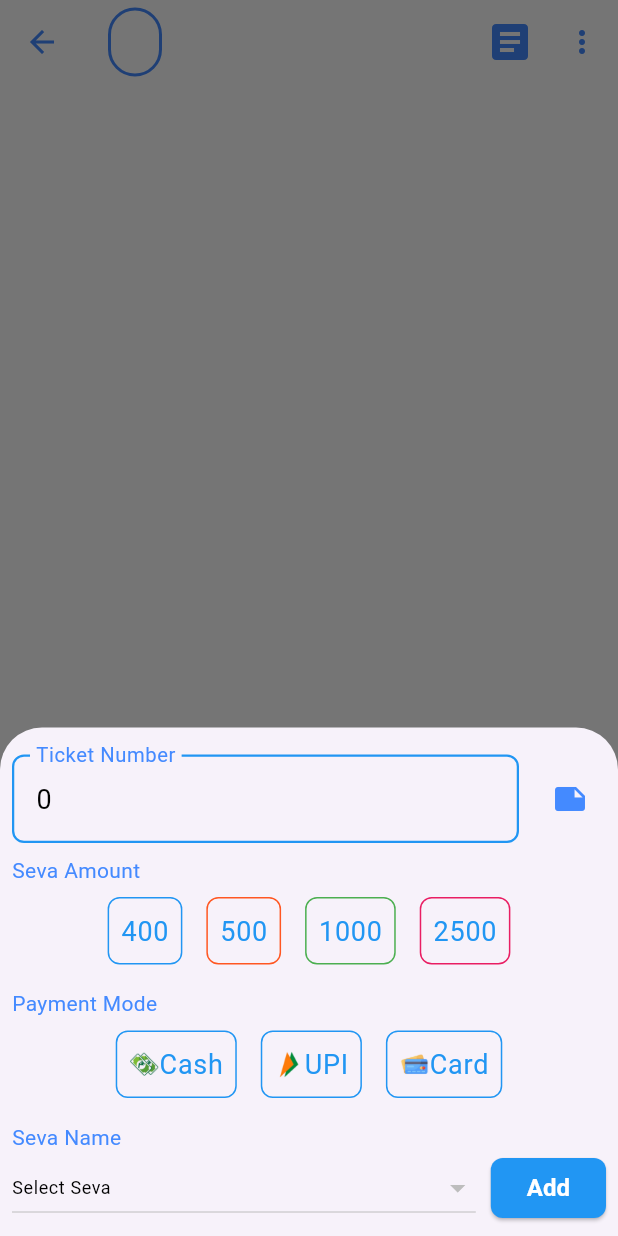
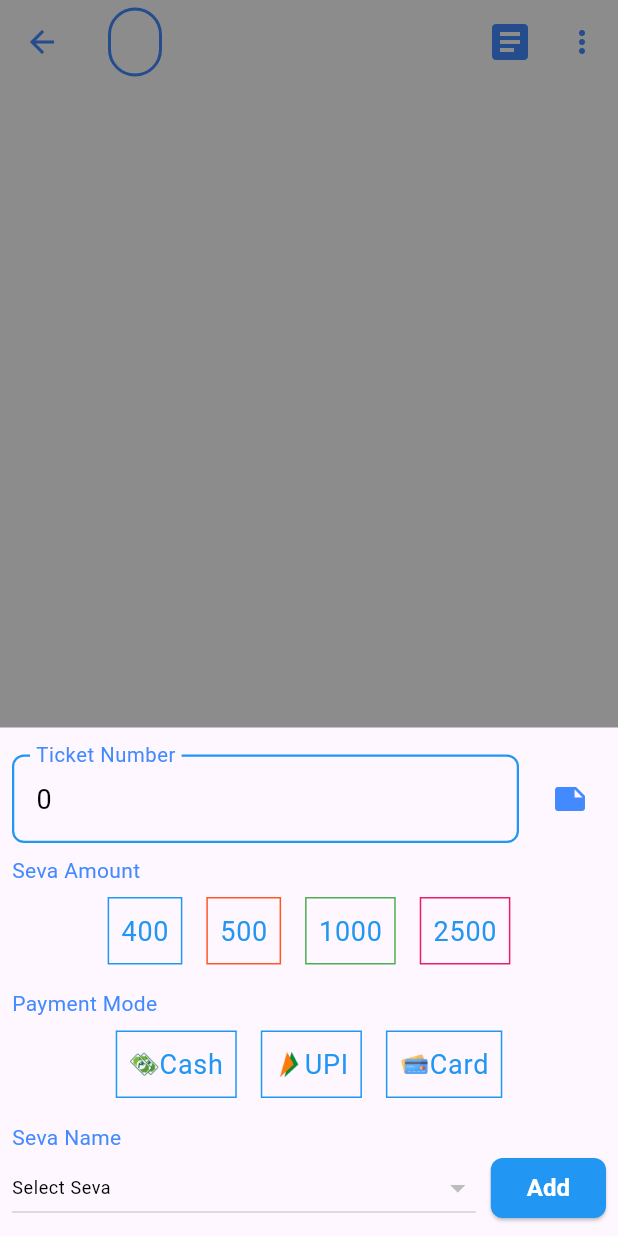
Before and after one commit to jayantadn/vkhillseva, a Flutter app: the TicketPage screen opened directly with empty values, after a tap on the "add" icon, on a phone screen of 412 x 824 dp. Run offline on Flutter 3.47's test engine with Material 3 defaults, Android fonts, the phone set to English and light mode, and no system bars; our stand-ins replace firebase_core, firebase_database, fl_chart, fluttertoast, google_fonts, synchronized; accounts and stored records are empty.

Commit message:
refactor ticket page modal to use showGeneralDialog with improved animations and state management

```diff
--- a/lib/nitya_seva/ticket_page.dart
+++ b/lib/nitya_seva/ticket_page.dart
@@ -343,12 +343,19 @@ class _TicketPageState extends State<TicketPage> {
     sevaNames = _getSevaNames(amount);
     sevaName = sevaNames.isNotEmpty ? sevaNames[0] : "";
 
-    showModalBottomSheet(
+    showGeneralDialog(
       context: context,
-      builder: (BuildContext context) {
-        return StatefulBuilder(
-          builder: (BuildContext context, StateSetter setModalState) {
-            return Padding(
+      barrierDismissible: true,
+      barrierLabel: MaterialLocalizations.of(context).modalBarrierDismissLabel,
+      barrierColor: Colors.black45,
+      transitionDuration: const Duration(milliseconds: 300),
+      pageBuilder: (BuildContext buildContext, Animation animation,
+          Animation secondaryAnimation) {
+        return Align(
+          alignment: Alignment.bottomCenter,
+          child: Material(
+            child: Container(
+              width: MediaQuery.of(context).size.width,
               padding: const EdgeInsets.all(8.0),
               child: SingleChildScrollView(
                 scrollDirection: Axis.vertical,
@@ -397,7 +404,7 @@ class _TicketPageState extends State<TicketPage> {
                               padding: const EdgeInsets.all(8.0),
                               child: GestureDetector(
                                 onTap: () {
-                                  setModalState(() {
+                                  setState(() {
                                     amount = int.parse(seva.keys.first);
                                     filteredTickets = _tickets
                                         .where(
@@ -424,7 +431,6 @@ class _TicketPageState extends State<TicketPage> {
                                     border: Border.all(
                                         color: seva.values.first['color']!
                                             as Color),
-                                    borderRadius: BorderRadius.circular(8.0),
                                   ),
                                   child: Padding(
                                     padding: const EdgeInsets.all(8.0),
@@ -443,7 +449,7 @@ class _TicketPageState extends State<TicketPage> {
                                 ),
                               ),
                             );
-                          }),
+                          }).toList(),
                         ],
                       ),
                     ),
@@ -470,7 +476,7 @@ class _TicketPageState extends State<TicketPage> {
                               padding: const EdgeInsets.all(8.0),
                               child: GestureDetector(
                                 onTap: () {
-                                  setModalState(() {
+                                  setState(() {
                                     mode = m;
                                   });
                                 },
@@ -480,7 +486,6 @@ class _TicketPageState extends State<TicketPage> {
                                     color: mode == m
                                         ? primaryColor
                                         : Colors.transparent,
-                                    borderRadius: BorderRadius.circular(8.0),
                                   ),
                                   child: Padding(
                                     padding: const EdgeInsets.all(8.0),
@@ -509,7 +514,7 @@ class _TicketPageState extends State<TicketPage> {
                                 ),
                               ),
                             );
-                          }),
+                          }).toList(),
                         ],
                       ),
                     ),
@@ -539,7 +544,9 @@ class _TicketPageState extends State<TicketPage> {
                               );
                             }).toList(),
                             onChanged: (String? newValue) {
-                              sevaName = newValue!;
+                              setState(() {
+                                sevaName = newValue!;
+                              });
                             },
                             hint: Text(
                               "Select Seva",
@@ -637,8 +644,17 @@ class _TicketPageState extends State<TicketPage> {
                   ],
                 ),
               ),
-            );
-          },
+            ),
+          ),
+        );
+      },
+      transitionBuilder: (context, animation, secondaryAnimation, child) {
+        return SlideTransition(
+          position: Tween<Offset>(
+            begin: Offset(0, 1),
+            end: Offset(0, 0),
+          ).animate(animation),
+          child: child,
         );
       },
     );
```
